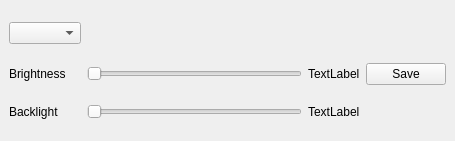
Qt form brightness_small.ui (MX-Linux/mx-tweak) before a commit.
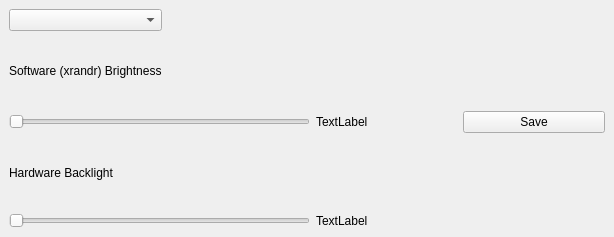
The same form after that commit.

Patch:
```diff
--- a/brightness_small.ui
+++ b/brightness_small.ui
@@ -6,8 +6,8 @@
    <rect>
     <x>0</x>
     <y>0</y>
-    <width>455</width>
-    <height>141</height>
+    <width>614</width>
+    <height>237</height>
    </rect>
   </property>
   <property name="windowTitle">
@@ -17,59 +17,12 @@
    <string notr="true"/>
   </property>
   <widget class="QWidget" name="centralwidget">
+   <layout class="QGridLayout" name="gridLayout_2">
+    <item row="0" column="0">
    <layout class="QGridLayout" name="gridLayout">
-    <item row="1" column="0">
-     <widget class="QLabel" name="labelsoftwarebrightness">
-      <property name="text">
-       <string>Brightness</string>
-      </property>
-     </widget>
-    </item>
-    <item row="1" column="2">
-     <widget class="QLabel" name="label_brightness_slider">
-      <property name="text">
-       <string>TextLabel</string>
-      </property>
-     </widget>
-    </item>
-    <item row="2" column="2">
-     <widget class="QLabel" name="backlight_label">
-      <property name="text">
-       <string>TextLabel</string>
-      </property>
-     </widget>
-    </item>
     <item row="0" column="0">
      <widget class="QComboBox" name="comboBoxDisplay"/>
     </item>
-    <item row="1" column="1">
-     <widget class="QSlider" name="horizontalSliderBrightness">
-      <property name="orientation">
-       <enum>Qt::Horizontal</enum>
-      </property>
-     </widget>
-    </item>
-    <item row="2" column="0">
-     <widget class="QLabel" name="label_xbacklight">
-      <property name="text">
-       <string>Backlight</string>
-      </property>
-     </widget>
-    </item>
-    <item row="2" column="1">
-     <widget class="QSlider" name="horizsliderhardwarebacklight">
-      <property name="orientation">
-       <enum>Qt::Horizontal</enum>
-      </property>
-     </widget>
-    </item>
-    <item row="1" column="3">
-     <widget class="QPushButton" name="buttonSave">
-      <property name="text">
-       <string>Save</string>
-      </property>
-     </widget>
-    </item>
     <item row="0" column="1" colspan="3">
      <spacer name="horizontalSpacer">
       <property name="orientation">
@@ -82,6 +35,63 @@
        </size>
       </property>
      </spacer>
+      </item>
+      <item row="1" column="0">
+       <widget class="QLabel" name="labelsoftwarebrightness">
+        <property name="text">
+         <string>Software (xrandr) Brightness</string>
+        </property>
+       </widget>
+      </item>
+      <item row="2" column="0" colspan="2">
+       <widget class="QSlider" name="horizontalSliderBrightness">
+        <property name="minimum">
+         <number>1</number>
+        </property>
+        <property name="maximum">
+         <number>200</number>
+        </property>
+        <property name="orientation">
+         <enum>Qt::Horizontal</enum>
+        </property>
+       </widget>
+      </item>
+      <item row="2" column="2">
+       <widget class="QLabel" name="label_brightness_slider">
+        <property name="text">
+         <string>TextLabel</string>
+        </property>
+       </widget>
+      </item>
+      <item row="2" column="3">
+       <widget class="QPushButton" name="buttonSave">
+        <property name="text">
+         <string>Save</string>
+        </property>
+       </widget>
+      </item>
+      <item row="3" column="0">
+       <widget class="QLabel" name="label_xbacklight">
+        <property name="text">
+         <string>Hardware Backlight</string>
+        </property>
+       </widget>
+      </item>
+      <item row="4" column="0" colspan="2">
+       <widget class="QSlider" name="horizsliderhardwarebacklight">
+        <property name="orientation">
+         <enum>Qt::Horizontal</enum>
+        </property>
+       </widget>
+      </item>
+      <item row="4" column="2">
+       <widget class="QLabel" name="backlight_label">
+        <property name="text">
+         <string>TextLabel</string>
+        </property>
+       </widget>
+      </item>
+     </layout>
     </item>
    </layout>
   </widget>
```
Lines whose indentation alone changed are shown as unchanged.
